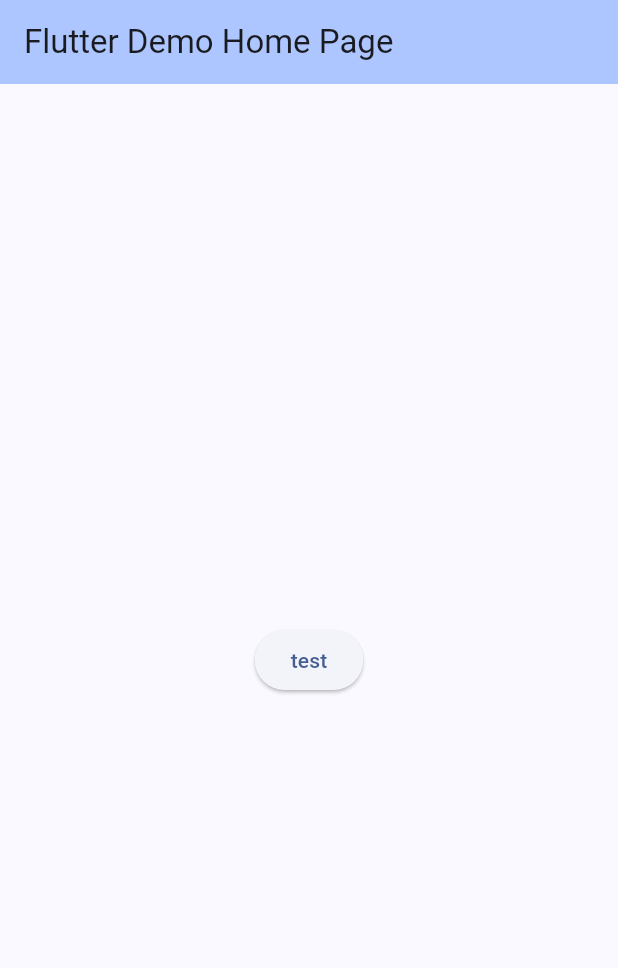
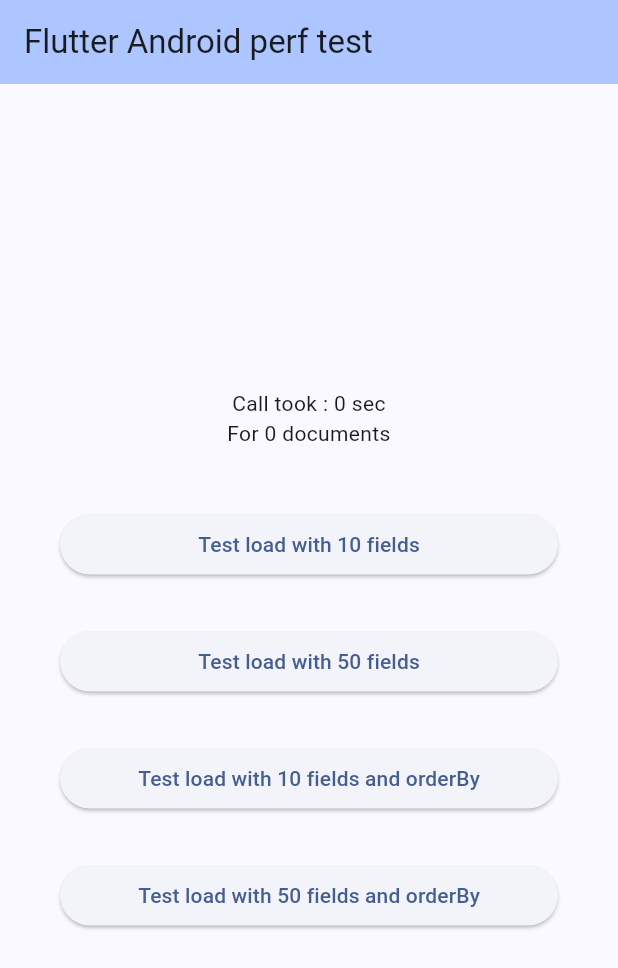
Before and after one commit to NicolasJacquet/android_perf, a Flutter app: the screen it shows after launch, on a phone screen of 412 x 824 dp. Shown: the top 968 px of the screen. Run offline on Flutter 3.47's test engine with Material 2 defaults, Android fonts, the phone set to English and light mode, and no system bars; our stand-ins replace cloud_firestore, firebase_core; accounts and stored records are empty.

Commit message:
update test

```diff
--- a/lib/main.dart
+++ b/lib/main.dart
@@ -9,7 +9,7 @@
     options: DefaultFirebaseOptions.currentPlatform,
   );
   FirebaseFirestore.instance.settings = const Settings(
-    persistenceEnabled: true,
+    persistenceEnabled: false,
     cacheSizeBytes: Settings.CACHE_SIZE_UNLIMITED,
   );
   runApp(const MyApp());
@@ -21,12 +21,12 @@
   @override
   Widget build(BuildContext context) {
     return MaterialApp(
-      title: 'Flutter Demo',
+      title: 'Flutter Android perf test',
       theme: ThemeData(
         colorScheme: ColorScheme.fromSeed(seedColor: Colors.blueAccent),
         useMaterial3: true,
       ),
-      home: const MyHomePage(title: 'Flutter Demo Home Page'),
+      home: const MyHomePage(title: 'Flutter Android perf test'),
     );
   }
 }
@@ -41,6 +41,10 @@
 }
 
 class _MyHomePageState extends State<MyHomePage> {
+  String elapsedTime = '0';
+  String itemLength = '0';
+  bool loading = false;
+
   @override
   void initState() {
     super.initState();
@@ -53,31 +57,87 @@
         backgroundColor: Theme.of(context).colorScheme.inversePrimary,
         title: Text(widget.title),
       ),
-      body: Center(
-        child: ElevatedButton(
-          child: const Text('test'),
-          onPressed: () => testThis(),
+      body: Padding(
+        padding: const EdgeInsets.all(40),
+        child: Stack(
+          children: [
+            Column(
+              crossAxisAlignment: CrossAxisAlignment.stretch,
+              mainAxisAlignment: MainAxisAlignment.center,
+              children: [
+                Text('Call took : $elapsedTime sec',
+                    textAlign: TextAlign.center),
+                Text('For $itemLength documents', textAlign: TextAlign.center),
+                const SizedBox(height: 40),
+                ElevatedButton(
+                  child: const Text('Test load with 10 fields'),
+                  onPressed: () => testThis('products10'),
+                ),
+                const SizedBox(height: 30),
+                ElevatedButton(
+                  child: const Text('Test load with 50 fields'),
+                  onPressed: () => testThis('products50'),
+                ),
+                const SizedBox(height: 30),
+                ElevatedButton(
+                  child: const Text('Test load with 10 fields and orderBy'),
+                  onPressed: () => testThis('products10'),
+                ),
+                const SizedBox(height: 30),
+                ElevatedButton(
+                  child: const Text('Test load with 50 fields and orderBy'),
+                  onPressed: () => testThis('products50'),
+                ),
+              ],
+            ),
+            if (loading)
+              Container(
+                color: Colors.white.withOpacity(0.5),
+              ),
+          ],
         ),
       ),
     );
   }
 
-  Future<String> testThis() async {
-    print('yolo come on');
+  Future<void> testThis(String collectionName, {bool withOrder = false}) async {
+    setState(() {
+      loading = true;
+    });
+    print('Test start with $collectionName');
     Stopwatch stopwatch = Stopwatch()..start();
-    await FirebaseFirestore.instance
-        .collection('products')
-        .where('zone', isEqualTo: 'Bruxelles')
-        .orderBy('top', descending: true)
-        .orderBy('dateType', descending: true)
-        .orderBy('name')
-        .orderBy('expiryDate')
-        .get()
-        .then(
-          (value) => print(value.docs.length),
-        );
+
+    if (withOrder) {
+      await FirebaseFirestore.instance
+          .collection(collectionName)
+          .orderBy('ein', descending: true)
+          .orderBy('name')
+          .orderBy('language')
+          .orderBy('company')
+          .get()
+          .then(
+            (value) => setLength(value.docs.length),
+          );
+    } else {
+      await FirebaseFirestore.instance.collection(collectionName).get().then(
+            (value) => setLength(value.docs.length),
+          );
+    }
+
     stopwatch.stop();
-    print('productsStreamByZone took ${stopwatch.elapsed}');
-    return 'ok';
+    setState(() {
+      elapsedTime = stopwatch.elapsed.toString();
+    });
+    print('Call took : ${stopwatch.elapsed}');
+    setState(() {
+      loading = false;
+    });
+  }
+
+  void setLength(int length) {
+    setState(() {
+      itemLength = length.toString();
+    });
+    print('Documents loaded : $length');
   }
 }
```
Also changed, not shown: 1 other file.
